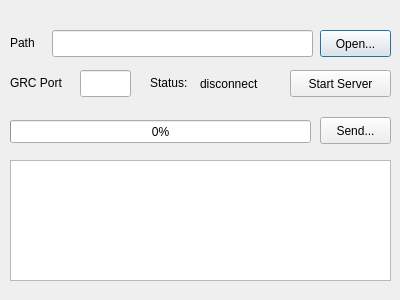
Before: the Qt Designer form file_send.ui in ArtisticZhao/file_sender_to_GNURadio, drawn with Qt 5.
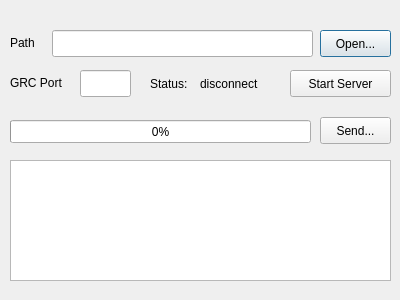
After: the same form once the commit is applied.

Patch:
```diff
--- a/file_send.ui
+++ b/file_send.ui
@@ -99,7 +99,7 @@
    <property name="geometry">
     <rect>
      <x>150</x>
-     <y>74</y>
+     <y>75</y>
      <width>51</width>
      <height>17</height>
     </rect>
```
